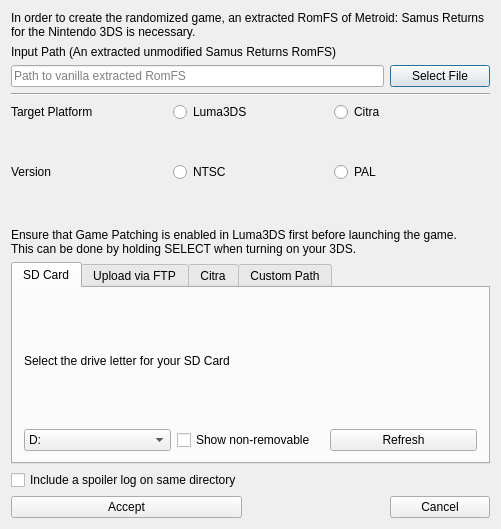
Old version of the form randovania/gui/ui_files/msr_game_export_dialog.ui in the repository randovania/randovania.
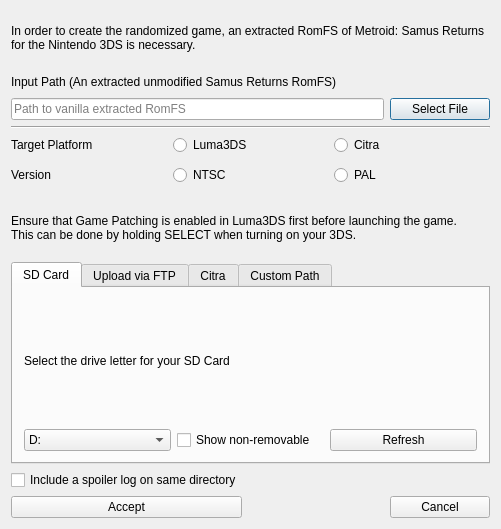
New version of the form.

Commit message: Make export to ftp text better

The edit to the form file:
```diff
--- a/randovania/gui/ui_files/msr_game_export_dialog.ui
+++ b/randovania/gui/ui_files/msr_game_export_dialog.ui
@@ -328,6 +328,9 @@
      <property name="orientation">
       <enum>Qt::Vertical</enum>
      </property>
+     <property name="sizeType">
+      <enum>QSizePolicy::Minimum</enum>
+     </property>
      <property name="sizeHint" stdset="0">
       <size>
        <width>20</width>
```
